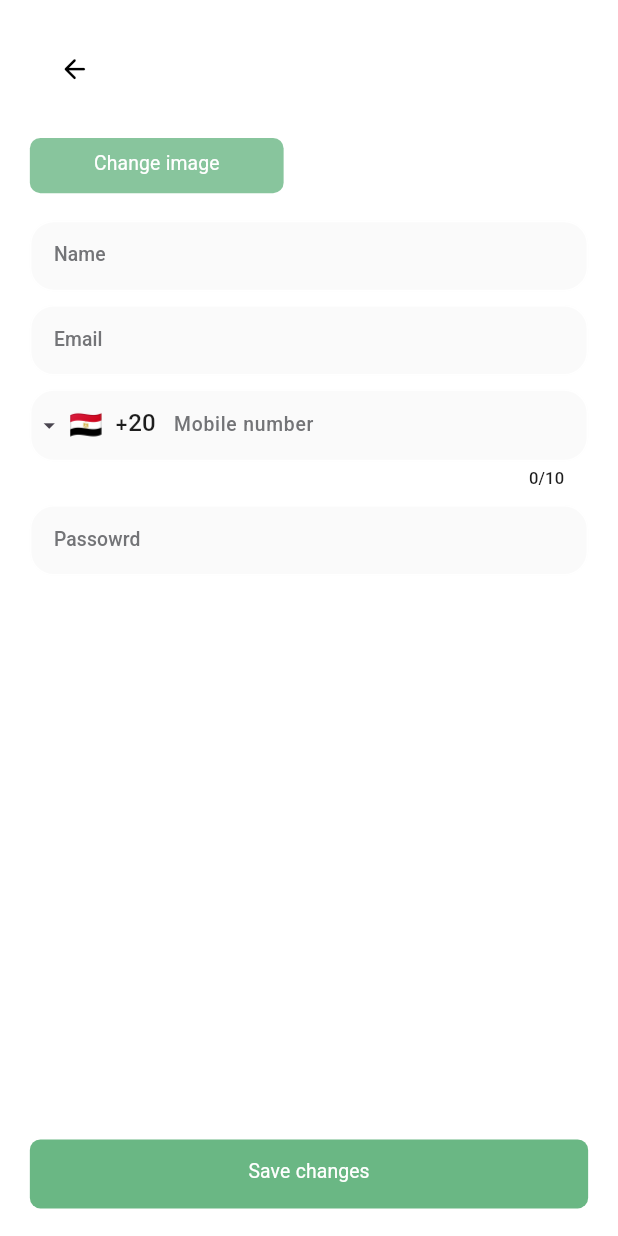
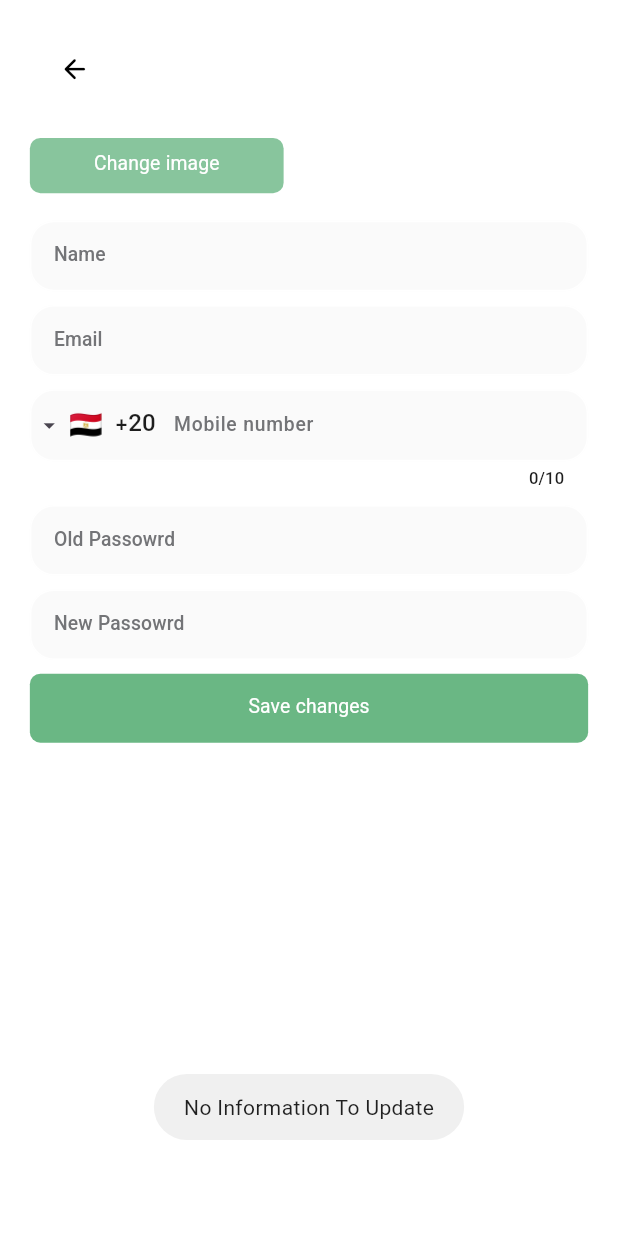
Before and after one commit to A7medking1/pharmacy_hub_mobile, a Flutter app: the AccountScreen screen opened by its route, after a tap on "Save changes", on a phone screen of 412 x 824 dp. Run offline on Flutter 3.47's test engine with Material 3 defaults, Android fonts, the phone set to English and light mode, and no system bars; drawn by our look-alikes of intl_phone_field; our stand-ins replace animate_do, bloc, cached_network_image, carousel_slider, dartz, device_preview and 23 more; missing offline and left inert: flutter_inappwebview, flutter_stripe; accounts and stored records are empty.

Commit message:
Update EditAccount Page In Profile

```diff
--- a/lib/src/core/api/api_constant.dart
+++ b/lib/src/core/api/api_constant.dart
@@ -8,6 +8,8 @@ class ApiConstant {
   static const String register = 'api/Account/Register';
 
   static const String product = 'api/product';
+  static const String editAccount = 'api/Account/EditAccount';
+  static const String changePassword = 'api/Account/ChangePassword';
 
   static String cart = 'api/Basket';
 
--- a/lib/src/core/resources/routes_manager.dart
+++ b/lib/src/core/resources/routes_manager.dart
@@ -195,7 +195,7 @@ class AppRouter {
       GoRoute(
         name: Routes.favScreen,
         path: _RouterPath.favScreen,
-        builder: (context, state) => FavoritesScreen(),
+        builder: (context, state) => const FavoritesScreen(),
       ),
 
       GoRoute(
--- a/lib/src/core/services/index.dart
+++ b/lib/src/core/services/index.dart
@@ -16,6 +16,7 @@ import 'package:pharmacy_hub/src/features/home/data/repository/repository.dart';
 import 'package:pharmacy_hub/src/features/home/logic/home_bloc.dart';
 import 'package:pharmacy_hub/src/features/home/logic/pagination_bloc/pagination_bloc.dart';
 import 'package:pharmacy_hub/src/features/home/logic/search_bloc/search_bloc.dart';
+import 'package:pharmacy_hub/src/features/profile/data/repository/profile_repository.dart';
 import 'package:pharmacy_hub/src/features/profile/logic/profile_bloc.dart';
 import 'package:pretty_dio_logger/pretty_dio_logger.dart';
 import 'package:shared_preferences/shared_preferences.dart';
--- a/lib/src/core/services/services_locator.dart
+++ b/lib/src/core/services/services_locator.dart
@@ -28,11 +28,12 @@ class ServicesLocator {
     sl.registerLazySingleton(() => HomeRepository(sl()));
     sl.registerLazySingleton(() => CartRepository(sl()));
     sl.registerLazySingleton(() => AuthRepository(sl()));
+    sl.registerLazySingleton(() => ProfileRepository(sl()));
 
 
     sl.registerFactory(() => AuthBloc(sl()));
     sl.registerFactory(() => HomeBloc(sl()));
-    sl.registerFactory(() => ProfileBloc());
+    sl.registerFactory(() => ProfileBloc(sl()));
     //sl.registerFactory(() => PaginationBloc(sl()));
     sl.registerFactory(() => PaginationBloc(sl()));
     sl.registerFactory(() => SearchBloc(sl()));
--- a/lib/src/features/layout/ui/app_layout.dart
+++ b/lib/src/features/layout/ui/app_layout.dart
@@ -159,10 +159,7 @@ class _AppLayOutState extends State<AppLayOut> {
               items: [
                 const HomeScreen(),
                 const Center(child: Text('second')),
-                BlocProvider(
-                  create: (context) => ProfileBloc(),
-                  child: const ProfileScreen(),
-                ),
+                const ProfileScreen(),
               ],
               carouselController:
                   context.read<AppLayoutBloc>().carouselController,
--- a/lib/src/features/profile/logic/profile_bloc.dart
+++ b/lib/src/features/profile/logic/profile_bloc.dart
@@ -3,16 +3,24 @@ import 'dart:async';
 import 'package:bloc/bloc.dart';
 import 'package:equatable/equatable.dart';
 import 'package:flutter/material.dart';
+import 'package:fluttertoast/fluttertoast.dart';
+import 'package:pharmacy_hub/src/features/auth/data/models/userModel.dart';
+
+import '../../../core/app_prefs/app_prefs.dart';
+import '../../../core/services/index.dart';
+import '../data/repository/profile_repository.dart';
 
 part 'profile_event.dart';
 
 part 'profile_state.dart';
 
 class ProfileBloc extends Bloc<ProfileEvent, ProfileState> {
-  ProfileBloc() : super(ProfileInitial()) {
+  final ProfileRepository _profileRepository;
+
+  ProfileBloc(this._profileRepository) : super(ProfileInitial()) {
     on<GetUserInfoEvent>(_getUserInfo);
-    on<UpdateUserInfo>(_updateUserInfo);
-    on<ChangeImage>(_changeImage);
+    on<UpdateUserInfoEvent>(_updateUserInfo);
+    on<ChangeImageEvent>(_changeImage);
   }
 
   // Of contact us page
@@ -27,27 +35,83 @@ class ProfileBloc extends Bloc<ProfileEvent, ProfileState> {
   final TextEditingController newPhoneNumberController =
       TextEditingController();
   final TextEditingController newPasswordController = TextEditingController();
+  final TextEditingController oldPasswordController = TextEditingController();
 
   // User information
-  String? name;
-  String? email;
-  String? imageUrl;
-  String? mobileNumber;
-  String? password;
+  UserModel? _userModle;
+
+
+  final formKey = GlobalKey<FormState>();
 
   FutureOr<void> _getUserInfo(
       GetUserInfoEvent event, Emitter<ProfileState> emit) async {
-    // Get User Information
-    name = "Ahmed Jihad Attia";
-    email = "ahmedjihad@gmail.com";
-    imageUrl = "https:\\www.image.com";
-    emit(UserInfoState(name, email, imageUrl));
-    // emit(UserInfoState(null, null, null));
+    _userModle = sl<AppPreferences>().getUser();
+    emit(UserInfoState(_userModle!.name, _userModle!.email, ""));
   }
 
   FutureOr<void> _updateUserInfo(
-      UpdateUserInfo event, Emitter<ProfileState> emit) async {}
+      UpdateUserInfoEvent event, Emitter<ProfileState> emit) async {
+    print("start");
+    bool checkInformationUpdated = false;
+    _userModle = sl<AppPreferences>().getUser();
+    if ((newNameController.text.trim() == '' &&
+        newEmailController.text.trim() == '' &&
+        newPhoneNumberController.text.trim() == '' ) &&
+    oldPasswordController.text.trim() == '' && newPasswordController.text.trim() == ''
+    ) {
+      Fluttertoast.showToast(msg: "No Information To Update");
+      return;
+    }
+
+
+    if(newNameController.text.trim() != '' ||
+        newEmailController.text.trim() != '' ||
+        newPhoneNumberController.text.trim() != '' ){
+      bool response = await _profileRepository.updateProfile(
+          _userModle!.email,
+          newNameController.text.trim() != '' ? newNameController.text : _userModle!.name,
+          newEmailController.text.trim() != '' ? newEmailController.text : _userModle!.email,
+          newPhoneNumberController.text.trim() != ''
+              ? newPhoneNumberController.text
+              : _userModle!.phoneNumber);
+
+      if (response){
+        _userModle = UserModel(
+            id: _userModle!.id,
+            name: newNameController.text.trim() != '' ? newNameController.text : _userModle!.name,
+            email: newEmailController.text.trim() != '' ? newEmailController.text : _userModle!.email,
+            userName: newNameController.text.trim() != '' ? newNameController.text : _userModle!.userName,
+            phoneNumber: newPhoneNumberController.text.trim() != '' ? newPhoneNumberController.text : _userModle!.phoneNumber,
+            token: _userModle!.token);
+
+        sl<AppPreferences>().setUser(_userModle!);
+        emit(UserInfoState(_userModle!.name, _userModle!.email, ""));
+
+        // show toast message
+        Fluttertoast.showToast(msg: "Updated Successfully");
+        newNameController.clear();
+        newEmailController.clear();
+        newPhoneNumberController.clear();
+        checkInformationUpdated = true;
+      }else Fluttertoast.showToast(msg: "Updated Field, Try Again or Check Your The Internet");
+    }
+
+
+
+    if(oldPasswordController.text.trim() == '') Fluttertoast.showToast(msg: "Field of old password is empty");
+    if(newPasswordController.text.trim() == '') Fluttertoast.showToast(msg: "Field of new password is empty");
+
+    if(oldPasswordController.text.trim() == '' || newPasswordController.text.trim() == '') return;
+    bool response2 = await _profileRepository.changePassowrd(_userModle!.email, oldPasswordController.text, newPasswordController.text);
+
+    if(response2)
+    {
+      oldPasswordController.clear();
+      newPasswordController.clear();
+    }
+    if(!checkInformationUpdated && response2) Fluttertoast.showToast(msg: "Password Updated Successfully");
+  }
 
   FutureOr<void> _changeImage(
-      ChangeImage event, Emitter<ProfileState> emit) async {}
+      ChangeImageEvent event, Emitter<ProfileState> emit) async {}
 }
--- a/lib/src/features/profile/logic/profile_event.dart
+++ b/lib/src/features/profile/logic/profile_event.dart
@@ -8,5 +8,5 @@ sealed class ProfileEvent extends Equatable {
 }
 
 class GetUserInfoEvent extends ProfileEvent {}
-class UpdateUserInfo extends ProfileEvent {}
-class ChangeImage extends ProfileEvent {}
+class UpdateUserInfoEvent extends ProfileEvent {}
+class ChangeImageEvent extends ProfileEvent {}
--- a/lib/src/features/profile/logic/profile_state.dart
+++ b/lib/src/features/profile/logic/profile_state.dart
@@ -10,9 +10,13 @@ sealed class ProfileState extends Equatable {
 final class ProfileInitial extends ProfileState {}
 
 class UserInfoState extends ProfileState {
-  String? name;
-  String? email;
-  String? imageUrl;
+  String name;
+  String email;
+  String imageUrl;
 
   UserInfoState(this.name, this.email, this.imageUrl);
+
+  @override
+  // TODO: implement props
+  List<Object> get props => [name, email, imageUrl];
 }
--- a/lib/src/features/profile/ui/account_screen.dart
+++ b/lib/src/features/profile/ui/account_screen.dart
@@ -12,6 +12,7 @@ import '../../../core/resources/size_manager.dart';
 import '../../../core/widget/custom_button.dart';
 import '../../../core/widget/custom_text_formField.dart';
 import '../../../core/widget/phone_form_field.dart';
+import '../../auth/logic/auth_bloc.dart';
 
 class AccountScreen extends StatefulWidget {
   const AccountScreen({super.key});
@@ -24,7 +25,7 @@ class _AccountScreenState extends State<AccountScreen> {
   @override
   Widget build(BuildContext context) {
     return Scaffold(
-      body: Padding(
+      body: SingleChildScrollView(
         padding: EdgeInsets.symmetric(vertical: AppSize.pagePadding.h, horizontal: AppSize.pagePadding.w),
         child: SafeArea(
           child: Column(
@@ -52,7 +53,7 @@ class _AccountScreenState extends State<AccountScreen> {
                 splashColor: AppColors.white.withOpacity(.4),
                 text: "Change image",
                 textStyle: context.titleSmall.copyWith(fontWeight: FontWeight.normal, color: AppColors.white, fontSize: 14.sp),
-                onTap: ()=> context.read<ProfileBloc>().add(ChangeImage()),
+                onTap: ()=> context.read<ProfileBloc>().add(ChangeImageEvent()),
               ),
               20.verticalSpace,
               CustomTextFormField(
@@ -76,12 +77,30 @@ class _AccountScreenState extends State<AccountScreen> {
               ),
               10.verticalSpace,
               CustomTextFormField(
+                controller: context.read<ProfileBloc>().oldPasswordController,
+                title: "",
+                hintText: "Old Passowrd",
+                validator: (str){
+                  if((str!.isEmpty || str.trim() == '') && context.read<ProfileBloc>().newPasswordController.text.trim() != '') return "This field is empty, add the old password";
+                  else return null;
+                },
+                textInputType: TextInputType.visiblePassword,
+              ),
+              10.verticalSpace,
+              CustomTextFormField(
                 controller: context.read<ProfileBloc>().newPasswordController,
                 title: "",
-                hintText: "Passowrd",
-                textInputType: TextInputType.emailAddress,
+                hintText: "New Passowrd",
+                validator: (str){
+                  if (!isPasswordValid(str!)&& context.read<ProfileBloc>().oldPasswordController.text.trim() != '') {
+                    return 'Password too weak';
+                  }
+                  if((str!.isEmpty || str.trim() == '') && context.read<ProfileBloc>().oldPasswordController.text.trim() != '') return "This field is empty, add the new password";
+                  else return null;
+                },
+                textInputType: TextInputType.visiblePassword,
               ),
-              const Spacer(),
+              10.verticalSpace,
               CustomButton(
                 color: AppColors.primary,
                 padding: EdgeInsets.zero,
@@ -90,7 +109,7 @@ class _AccountScreenState extends State<AccountScreen> {
                 splashColor: AppColors.white.withOpacity(.4),
                 text: "Save changes",
                 textStyle: context.titleSmall.copyWith(fontWeight: FontWeight.normal, color: AppColors.white, fontSize: 14.sp),
-                onTap: () => null,
+                onTap: () => context.read<ProfileBloc>().add(UpdateUserInfoEvent()),
               ),
             ],
           ),
--- a/lib/src/features/profile/ui/profile_screen.dart
+++ b/lib/src/features/profile/ui/profile_screen.dart
@@ -142,8 +142,10 @@ class _ProfileScreenState extends State<ProfileScreen> {
         });
   }
 
+
   @override
   void initState() {
+
     profileItemsGroupPartOne = [
       ProfileItem(
           icon: Icons.account_circle_outlined,
@@ -198,6 +200,7 @@ class _ProfileScreenState extends State<ProfileScreen> {
               buildWhen: (previous, current) {
             return current is UserInfoState ? true : false;
           }, builder: (context, state) {
+
             if (state is UserInfoState && state.email != null) {
               return SizedBox(
                 child: Column(
```
Also changed, not shown: lib/src/features/profile/data/repository/profile_repository.dart (added, +56 -0 lines).
